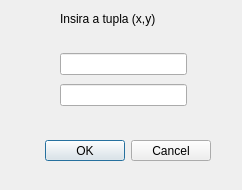
Qt form insertpointwindow.ui (josecleiton/GIS-RTree) before a commit.
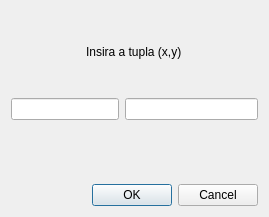
The same form after that commit.

Commit message: Layouts das janelas melhorado.

The edit to the form file:
```diff
--- a/insertpointwindow.ui
+++ b/insertpointwindow.ui
@@ -6,22 +6,41 @@
    <rect>
     <x>0</x>
     <y>0</y>
-    <width>242</width>
-    <height>190</height>
+    <width>269</width>
+    <height>217</height>
    </rect>
   </property>
   <property name="windowTitle">
    <string>Dialog</string>
   </property>
+  <layout class="QVBoxLayout" name="verticalLayout_2">
+   <item alignment="Qt::AlignHCenter">
+    <widget class="QLabel" name="label">
+     <property name="text">
+      <string>Insira a tupla (x,y)</string>
+     </property>
+    </widget>
+   </item>
+   <item>
+    <layout class="QFormLayout" name="formLayout">
+     <item row="0" column="0">
+      <widget class="QLineEdit" name="campoY">
+       <property name="text">
+        <string/>
+       </property>
+      </widget>
+     </item>
+     <item row="0" column="1">
+      <widget class="QLineEdit" name="campoX">
+       <property name="text">
+        <string/>
+       </property>
+      </widget>
+     </item>
+    </layout>
+   </item>
+   <item>
   <widget class="QDialogButtonBox" name="buttonBox">
-   <property name="geometry">
-    <rect>
-     <x>40</x>
-     <y>140</y>
-     <width>171</width>
-     <height>21</height>
-    </rect>
-   </property>
    <property name="orientation">
     <enum>Qt::Horizontal</enum>
    </property>
@@ -29,45 +48,8 @@
     <set>QDialogButtonBox::Cancel|QDialogButtonBox::Ok</set>
    </property>
   </widget>
-  <widget class="QWidget" name="layoutWidget">
-   <property name="geometry">
-    <rect>
-     <x>60</x>
-     <y>50</y>
-     <width>127</width>
-     <height>60</height>
-    </rect>
-   </property>
-   <layout class="QVBoxLayout" name="verticalLayout">
-    <item>
-     <widget class="QLineEdit" name="campoX">
-      <property name="text">
-       <string/>
-      </property>
-     </widget>
-    </item>
-    <item>
-     <widget class="QLineEdit" name="campoY">
-      <property name="text">
-       <string/>
-      </property>
-     </widget>
-    </item>
-   </layout>
-  </widget>
-  <widget class="QLabel" name="label">
-   <property name="geometry">
-    <rect>
-     <x>60</x>
-     <y>10</y>
-     <width>141</width>
-     <height>18</height>
-    </rect>
-   </property>
-   <property name="text">
-    <string>Insira a tupla (x,y)</string>
-   </property>
-  </widget>
+   </item>
+  </layout>
  </widget>
  <resources/>
  <connections>
```
Lines whose indentation alone changed are shown as unchanged. The commit also changes 4 other files.
